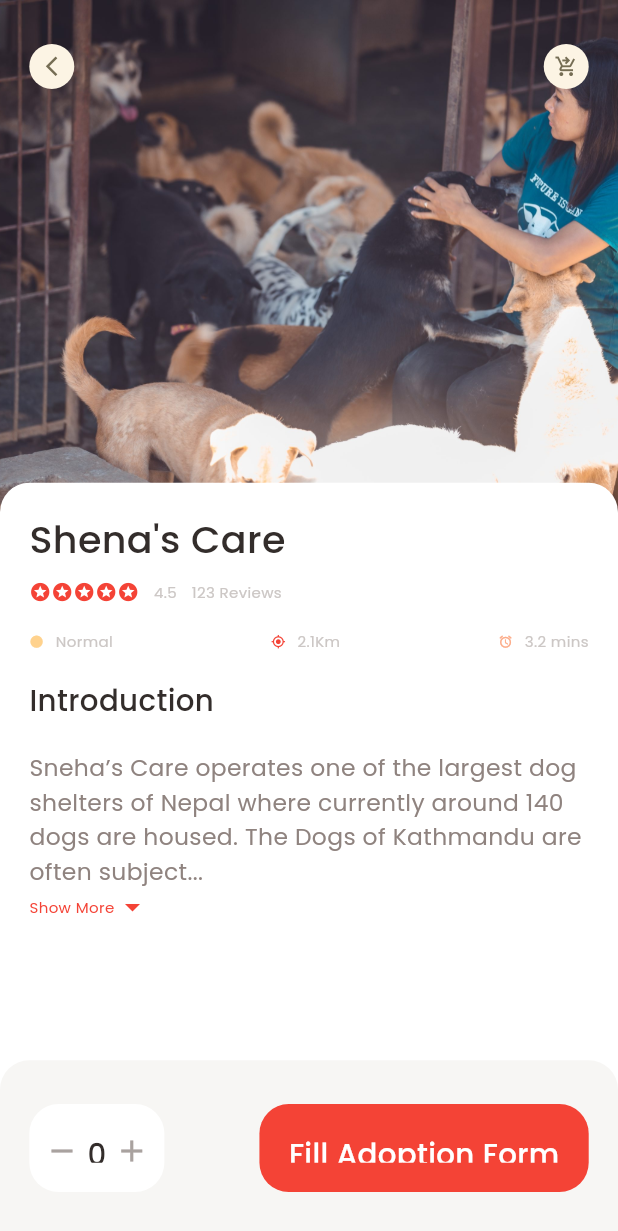
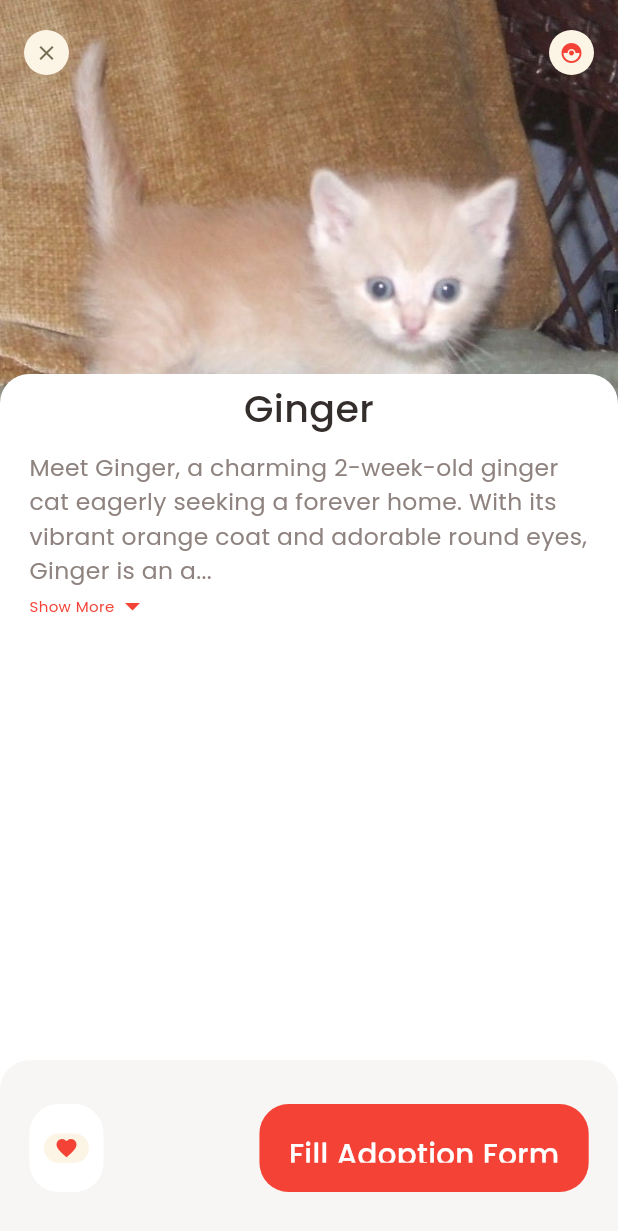
Before and after one commit to Rayal-Khatri/Flutter, a Flutter app: the screen it shows after launch, on a phone screen of 412 x 824 dp. Shown: the top 1231 px of the screen. Run offline on Flutter 3.47's test engine with Material 2 defaults, Android fonts, the phone set to English and light mode, and no system bars; our stand-ins replace dots_indicator, get.

Commit message:
UI for specific Pet Complete

```diff
--- /dev/null
+++ b/my_app/lib/Pages/Shelthers/Adoption_Pet_Details.dart
@@ -0,0 +1,122 @@
+import 'package:flutter/material.dart';
+import 'package:my_app/Utils/Colors.dart';
+import 'package:my_app/Utils/dimentions.dart';
+import 'package:my_app/Widgets/App_icon.dart';
+import 'package:my_app/Widgets/Big_texts.dart';
+import 'package:my_app/Widgets/Expandable_text.dart';
+
+class AdoptionPetDetails extends StatelessWidget {
+  const AdoptionPetDetails({super.key});
+
+  @override
+  Widget build(BuildContext context) {
+    return Scaffold(
+      backgroundColor: Colors.white,
+      body: CustomScrollView(
+        slivers: [
+          SliverAppBar(
+            toolbarHeight: 70,
+            title: Row(
+              mainAxisAlignment: MainAxisAlignment.spaceBetween,
+              children: [
+                AppIcon(icon: Icons.clear),
+                AppIcon(
+                  icon: Icons.catching_pokemon,
+                  iconColor: AppColors.mainColor,
+                ),
+              ],
+            ),
+            bottom: PreferredSize(
+              preferredSize: Size.fromHeight(20),
+              child: Container(
+                padding: EdgeInsets.only(
+                    top: Dimensions.height10 / 2, bottom: Dimensions.height10),
+                child: Center(
+                    child:
+                        BigText(size: Dimensions.TextSize26, text: "Ginger")),
+                width: double.maxFinite,
+                decoration: BoxDecoration(
+                  color: Colors.white,
+                  borderRadius: BorderRadius.only(
+                    topLeft: Radius.circular(Dimensions.height20),
+                    topRight: Radius.circular(Dimensions.height20),
+                  ),
+                ),
+              ),
+            ),
+            pinned: true,
+            backgroundColor: AppColors.mainColor,
+            expandedHeight: 300,
+            flexibleSpace: FlexibleSpaceBar(
+              background: Image.asset(
+                "assets/Images/cat1.jpg",
+                width: double.maxFinite,
+                fit: BoxFit.cover,
+              ),
+            ),
+          ),
+          SliverToBoxAdapter(
+            child: Column(
+              children: [
+                Container(
+                  child: ExpandableTextWidget(
+                      text:
+                          "Meet Ginger, a charming 2-week-old ginger cat eagerly seeking a forever home. With its vibrant orange coat and adorable round eyes, Ginger is an absolute delight. This playful and curious feline is full of energy, ready to explore and bring joy to its new family. Despite its young age, Ginger is already displaying a friendly and affectionate nature, making it the perfect companion for both adults and children. If you're looking for a furry friend who will bring warmth and happiness to your home, don't miss the chance to give Ginger a loving and caring forever home"),
+                  margin: EdgeInsets.only(
+                      left: Dimensions.height20, right: Dimensions.height20),
+                ),
+              ],
+            ),
+          )
+        ],
+      ),
+      bottomNavigationBar: Container(
+        height: Dimensions.BottomHeightBar,
+        padding: EdgeInsets.only(
+            top: Dimensions.height30,
+            bottom: Dimensions.height30,
+            left: Dimensions.height20,
+            right: Dimensions.height20),
+        decoration: BoxDecoration(
+            color: AppColors.buttonBackgroundColor,
+            borderRadius: BorderRadius.only(
+                topLeft: Radius.circular(Dimensions.height20),
+                topRight: Radius.circular(Dimensions.height20))),
+        child: Row(
+          mainAxisAlignment: MainAxisAlignment.spaceBetween,
+          children: [
+            Container(
+                padding: EdgeInsets.only(
+                    top: Dimensions.height20,
+                    bottom: Dimensions.height20,
+                    left: Dimensions.height10,
+                    right: Dimensions.height10),
+                decoration: BoxDecoration(
+                    borderRadius: BorderRadius.circular(Dimensions.height20),
+                    color: Colors.white),
+                child: AppIcon(
+                  icon: Icons.favorite,
+                  iconColor: AppColors.mainColor,
+                )),
+            Container(
+              padding: EdgeInsets.only(
+                top: Dimensions.height20,
+                bottom: Dimensions.height20,
+                left: Dimensions.height20,
+                right: Dimensions.height20,
+              ),
+              child: BigText(
+                text: "Fill Adoption Form",
+                color: Colors.white,
+              ),
+              decoration: BoxDecoration(
+                borderRadius: BorderRadius.circular(Dimensions.height20),
+                color: AppColors.mainColor,
+              ),
+            ),
+          ],
+        ),
+      ),
+    );
+  }
+}
--- a/my_app/lib/Widgets/App_icon.dart
+++ b/my_app/lib/Widgets/App_icon.dart
@@ -6,9 +6,11 @@ class AppIcon extends StatelessWidget {
   final Color BgColor;
   final Color iconColor;
   final double size;
+  final double iconSize;
   const AppIcon({
     Key? key,
     required this.icon,
+    this.iconSize = 16,
     this.BgColor = const Color(0xFFfcf4e4),
     this.iconColor = const Color(0xFF756d54),
     this.size = 30,
@@ -26,7 +28,7 @@ class AppIcon extends StatelessWidget {
       child: Icon(
         icon,
         color: iconColor,
-        size: Dimensions.TextSize16,
+        size: iconSize,
       ),
     );
   }
--- a/my_app/lib/main.dart
+++ b/my_app/lib/main.dart
@@ -1,5 +1,6 @@
 import 'package:flutter/material.dart';
 import 'package:get/get.dart';
+import 'package:my_app/Pages/Shelthers/Adoption_Pet_Details.dart';
 import 'package:my_app/Pages/Shelthers/Popular_Shelthers_page.dart';
 
 void main() {
@@ -19,6 +20,6 @@ class MyApp extends StatelessWidget {
           colorScheme: ColorScheme.fromSeed(seedColor: Colors.deepPurple),
           useMaterial3: true,
         ),
-        home: PopularShelther());
+        home: AdoptionPetDetails());
   }
 }
```
Also changed, not shown: my_app/assets/Images/cat1.jpg.
